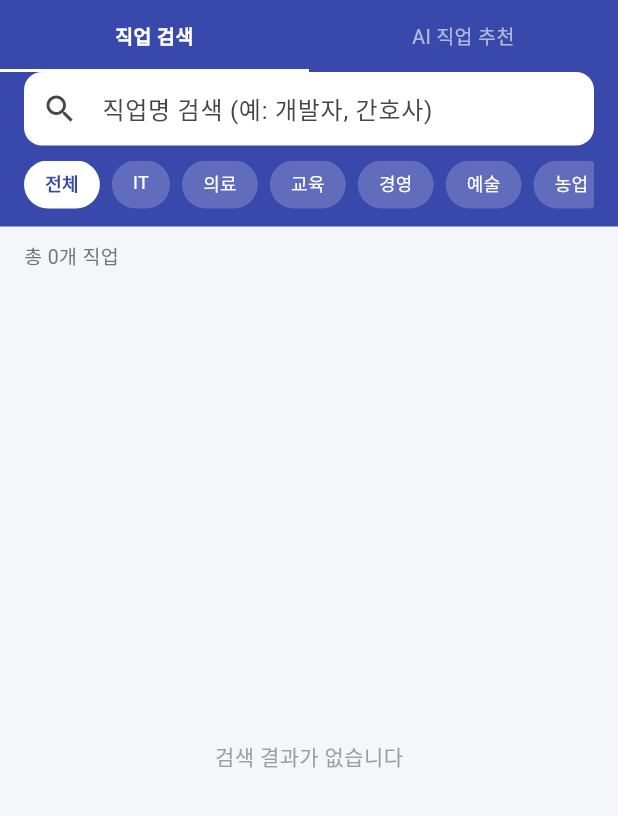
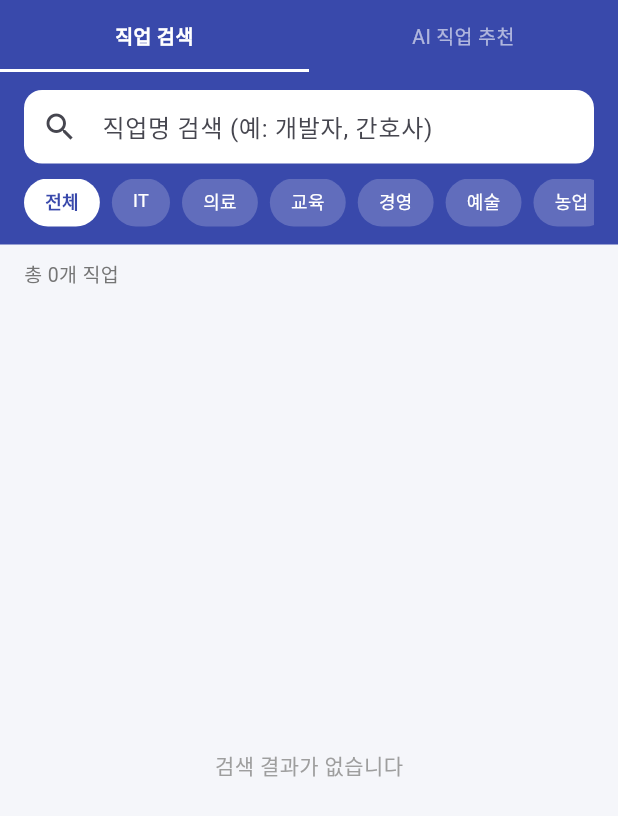
Before and after one commit to mintchocobubbletea/job_projects, a Flutter app: the JobSearchScreen screen opened directly with empty values, on a phone screen of 412 x 824 dp. Shown: the top 816 px of the screen. Run offline on Flutter 3.47's test engine with Material 3 defaults, Android fonts, the phone set to English and light mode, and no system bars; our stand-ins replace shared_preferences; accounts and stored records are empty; network calls fail.

Commit message:
직업 탐색 직업명 검색 padding  수치 변경

```diff
--- a/frontend/lib/job_search_screen.dart
+++ b/frontend/lib/job_search_screen.dart
@@ -232,7 +232,7 @@ class _JobSearchScreenState extends State<JobSearchScreen> {
         // 검색창 + 카테고리 필터
         Container(
           color: const Color(0xFF3949AB),
-          padding: const EdgeInsets.fromLTRB(16, 0, 16, 12),
+          padding: const EdgeInsets.fromLTRB(16, 12, 16, 12),
           child: Column(
             children: [
               // 검색창
```
